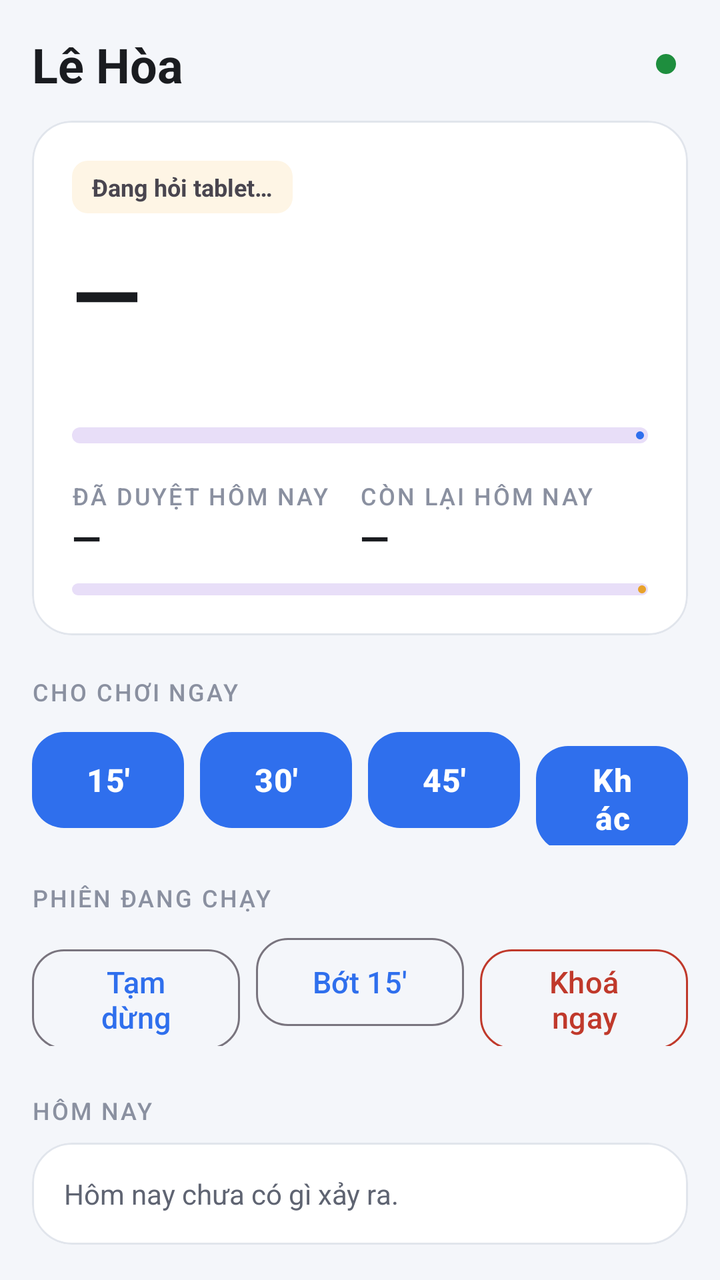
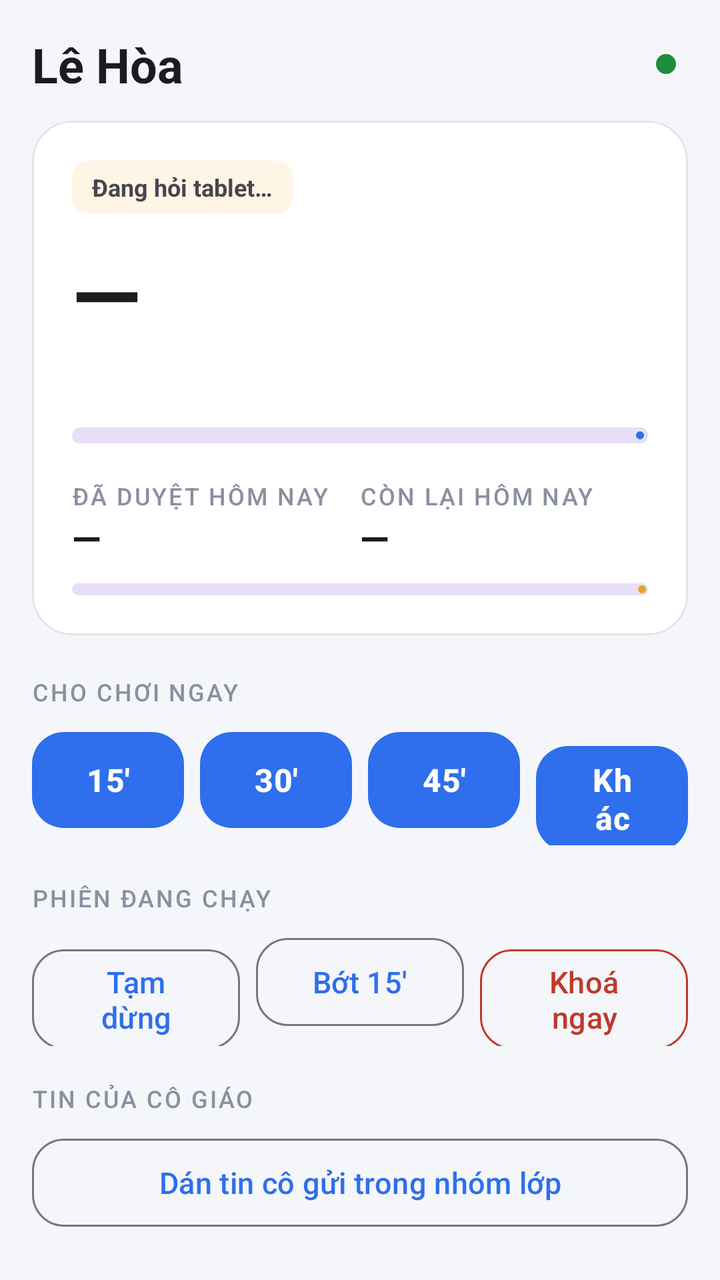

Screens rendered from an Android XML layout before and after an edit, with the pre-edit source and the edit as a unified diff.
<!-- AndroidManifest.xml: application theme Theme.BangDieuKhien -->
<!-- res/layout/fragment_bang.xml -->
<?xml version="1.0" encoding="utf-8"?>
<ScrollView xmlns:android="http://schemas.android.com/apk/res/android"
    xmlns:app="http://schemas.android.com/apk/res-auto"
    android:layout_width="match_parent"
    android:layout_height="match_parent"
    android:fillViewport="true"
    android:scrollbars="none">

    <LinearLayout
        android:layout_width="match_parent"
        android:layout_height="wrap_content"
        android:orientation="vertical"
        android:padding="16dp">

        
        <LinearLayout
            android:layout_width="match_parent"
            android:layout_height="wrap_content"
            android:orientation="horizontal"
            android:gravity="center_vertical"
            android:paddingBottom="12dp">

            <TextView
                android:id="@+id/tenCon"
                android:layout_width="0dp"
                android:layout_height="wrap_content"
                android:layout_weight="1"
                android:text="@string/child_name"
                android:textAppearance="@style/TextAppearance.Material3.HeadlineSmall"
                android:textColor="@color/ink"
                android:textStyle="bold" />

            <View
                android:id="@+id/chamSong"
                android:layout_width="10dp"
                android:layout_height="10dp"
                android:layout_marginEnd="6dp"
                android:background="@drawable/cham" />

            <TextView
                android:id="@+id/pinMay"
                android:layout_width="wrap_content"
                android:layout_height="wrap_content"
                android:textColor="@color/ink_soft"
                android:textSize="13sp" />
        </LinearLayout>

        
        <com.google.android.material.card.MaterialCardView
            android:id="@+id/theCanhBao"
            style="@style/The"
            android:layout_width="match_parent"
            android:layout_height="wrap_content"
            android:layout_marginBottom="12dp"
            android:visibility="gone"
            app:cardBackgroundColor="@color/alert_soft"
            app:strokeColor="@color/alert">

            <TextView
                android:id="@+id/chuCanhBao"
                android:layout_width="match_parent"
                android:layout_height="wrap_content"
                android:padding="16dp"
                android:textColor="@color/alert"
                android:textSize="14sp"
                android:lineSpacingExtra="3dp" />
        </com.google.android.material.card.MaterialCardView>

        
        <com.google.android.material.card.MaterialCardView
            style="@style/The"
            android:layout_width="match_parent"
            android:layout_height="wrap_content">

            <LinearLayout
                android:layout_width="match_parent"
                android:layout_height="wrap_content"
                android:orientation="vertical"
                android:padding="20dp">

                <TextView
                    android:id="@+id/nhanTrangThai"
                    android:layout_width="wrap_content"
                    android:layout_height="wrap_content"
                    android:background="@drawable/vien_nhan"
                    android:paddingHorizontal="10dp"
                    android:paddingVertical="5dp"
                    android:textSize="12sp"
                    android:textStyle="bold"
                    android:text="@string/bang_dang_hoi" />

                
                <TextView
                    android:id="@+id/dangMo"
                    android:layout_width="match_parent"
                    android:layout_height="wrap_content"
                    android:layout_marginTop="8dp"
                    android:textColor="@color/ink"
                    android:textSize="14sp"
                    android:visibility="gone" />

                <TextView
                    android:id="@+id/dongHo"
                    style="@style/Chu.So"
                    android:layout_width="wrap_content"
                    android:layout_height="wrap_content"
                    android:layout_marginTop="10dp"
                    android:text="@string/bang_gach" />

                <TextView
                    android:id="@+id/duoiDongHo"
                    android:layout_width="match_parent"
                    android:layout_height="wrap_content"
                    android:layout_marginTop="2dp"
                    android:textColor="@color/ink_soft"
                    android:textSize="14sp" />

                <com.google.android.material.progressindicator.LinearProgressIndicator
                    android:id="@+id/thanhPhien"
                    android:layout_width="match_parent"
                    android:layout_height="wrap_content"
                    android:layout_marginTop="16dp"
                    app:trackCornerRadius="4dp"
                    app:trackThickness="8dp" />

                
                <LinearLayout
                    android:layout_width="match_parent"
                    android:layout_height="wrap_content"
                    android:layout_marginTop="18dp"
                    android:orientation="horizontal">

                    <LinearLayout
                        android:layout_width="0dp"
                        android:layout_height="wrap_content"
                        android:layout_weight="1"
                        android:orientation="vertical">

                        <TextView
                            style="@style/Chu.Tieu"
                            android:layout_width="wrap_content"
                            android:layout_height="wrap_content"
                            android:text="Đã duyệt hôm nay" />

                        <TextView
                            android:id="@+id/daDuyet"
                            android:layout_width="wrap_content"
                            android:layout_height="wrap_content"
                            android:textColor="@color/ink"
                            android:textSize="19sp"
                            android:textStyle="bold"
                            android:text="@string/bang_gach" />
                    </LinearLayout>

                    <LinearLayout
                        android:layout_width="0dp"
                        android:layout_height="wrap_content"
                        android:layout_weight="1"
                        android:orientation="vertical">

                        <TextView
                            style="@style/Chu.Tieu"
                            android:layout_width="wrap_content"
                            android:layout_height="wrap_content"
                            android:text="Còn lại hôm nay" />

                        <TextView
                            android:id="@+id/conLaiNgay"
                            android:layout_width="wrap_content"
                            android:layout_height="wrap_content"
                            android:textColor="@color/ink"
                            android:textSize="19sp"
                            android:textStyle="bold"
                            android:text="@string/bang_gach" />
                    </LinearLayout>
                </LinearLayout>

                <com.google.android.material.progressindicator.LinearProgressIndicator
                    android:id="@+id/thanhNgay"
                    android:layout_width="match_parent"
                    android:layout_height="wrap_content"
                    android:layout_marginTop="10dp"
                    app:indicatorColor="@color/wait"
                    app:trackCornerRadius="3dp"
                    app:trackThickness="6dp" />
            </LinearLayout>
        </com.google.android.material.card.MaterialCardView>

        
        <com.google.android.material.card.MaterialCardView
            android:id="@+id/theBaiCho"
            style="@style/The"
            android:layout_width="match_parent"
            android:layout_height="wrap_content"
            android:layout_marginTop="12dp"
            android:clickable="true"
            android:focusable="true"
            android:visibility="gone"
            app:cardBackgroundColor="@color/wait_soft"
            app:strokeColor="@color/wait">

            <TextView
                android:id="@+id/chuBaiCho"
                android:layout_width="match_parent"
                android:layout_height="wrap_content"
                android:drawablePadding="12dp"
                android:padding="16dp"
                android:textColor="#7A5200"
                android:textSize="15sp"
                android:textStyle="bold" />
        </com.google.android.material.card.MaterialCardView>

        
        <com.google.android.material.card.MaterialCardView
            android:id="@+id/theViecKet"
            style="@style/The"
            android:layout_width="match_parent"
            android:layout_height="wrap_content"
            android:layout_marginTop="12dp"
            android:clickable="true"
            android:focusable="true"
            android:visibility="gone"
            app:cardBackgroundColor="@color/alert_soft"
            app:strokeColor="@color/alert">

            <TextView
                android:id="@+id/chuViecKet"
                android:layout_width="match_parent"
                android:layout_height="wrap_content"
                android:lineSpacingExtra="3dp"
                android:padding="16dp"
                android:textColor="@color/alert"
                android:textSize="14sp" />
        </com.google.android.material.card.MaterialCardView>

        
        <TextView
            style="@style/Chu.Tieu"
            android:layout_width="wrap_content"
            android:layout_height="wrap_content"
            android:layout_marginTop="20dp"
            android:layout_marginBottom="8dp"
            android:text="Cho chơi ngay" />

        <LinearLayout
            android:layout_width="match_parent"
            android:layout_height="wrap_content"
            android:orientation="horizontal">

            <com.google.android.material.button.MaterialButton
                android:id="@+id/cho15"
                style="@style/Nut.Nhanh"
                android:layout_width="0dp"
                android:layout_height="wrap_content"
                android:layout_marginEnd="8dp"
                android:layout_weight="1"
                android:text="15'" />

            <com.google.android.material.button.MaterialButton
                android:id="@+id/cho30"
                style="@style/Nut.Nhanh"
                android:layout_width="0dp"
                android:layout_height="wrap_content"
                android:layout_marginEnd="8dp"
                android:layout_weight="1"
                android:text="30'" />

            <com.google.android.material.button.MaterialButton
                android:id="@+id/cho45"
                style="@style/Nut.Nhanh"
                android:layout_width="0dp"
                android:layout_height="wrap_content"
                android:layout_marginEnd="8dp"
                android:layout_weight="1"
                android:text="45'" />

            <com.google.android.material.button.MaterialButton
                android:id="@+id/choKhac"
                style="@style/Nut.Nhanh"
                android:layout_width="0dp"
                android:layout_height="wrap_content"
                android:layout_weight="1"
                android:text="Khác" />
        </LinearLayout>

        <TextView
            style="@style/Chu.Tieu"
            android:layout_width="wrap_content"
            android:layout_height="wrap_content"
            android:layout_marginTop="18dp"
            android:layout_marginBottom="8dp"
            android:text="Phiên đang chạy" />

        <LinearLayout
            android:layout_width="match_parent"
            android:layout_height="wrap_content"
            android:orientation="horizontal">

            <com.google.android.material.button.MaterialButton
                android:id="@+id/nutDung"
                style="@style/Nut.Phien"
                android:layout_width="0dp"
                android:layout_height="wrap_content"
                android:layout_marginEnd="8dp"
                android:layout_weight="1"
                android:text="Tạm dừng" />

            <com.google.android.material.button.MaterialButton
                android:id="@+id/nutBot"
                style="@style/Nut.Phien"
                android:layout_width="0dp"
                android:layout_height="wrap_content"
                android:layout_marginEnd="8dp"
                android:layout_weight="1"
                android:text="Bớt 15'" />

            <com.google.android.material.button.MaterialButton
                android:id="@+id/nutKhoa"
                style="@style/Nut.Phien"
                android:layout_width="0dp"
                android:layout_height="wrap_content"
                android:layout_weight="1"
                android:text="Khoá ngay"
                android:textColor="@color/alert"
                app:strokeColor="@color/alert" />
        </LinearLayout>

        
        <TextView
            android:id="@+id/chuGui"
            android:layout_width="match_parent"
            android:layout_height="wrap_content"
            android:layout_marginTop="10dp"
            android:lineSpacingExtra="2dp"
            android:textSize="14sp"
            android:visibility="gone" />

        
        <TextView
            style="@style/Chu.Tieu"
            android:layout_width="wrap_content"
            android:layout_height="wrap_content"
            android:layout_marginTop="24dp"
            android:layout_marginBottom="8dp"
            android:text="@string/bang_nhat_ky" />

        <com.google.android.material.card.MaterialCardView
            style="@style/The"
            android:layout_width="match_parent"
            android:layout_height="wrap_content">

            <TextView
                android:id="@+id/nhatKy"
                android:layout_width="match_parent"
                android:layout_height="wrap_content"
                android:lineSpacingExtra="6dp"
                android:padding="16dp"
                android:textColor="@color/ink_soft"
                android:textSize="14sp"
                android:text="@string/bang_chua_co_gi" />
        </com.google.android.material.card.MaterialCardView>

        
        <TextView
            style="@style/Chu.Tieu"
            android:layout_width="wrap_content"
            android:layout_height="wrap_content"
            android:layout_marginTop="24dp"
            android:layout_marginBottom="8dp"
            android:text="@string/bang_hoi_ai" />

        <com.google.android.material.card.MaterialCardView
            style="@style/The"
            android:layout_width="match_parent"
            android:layout_height="wrap_content">

            <TextView
                android:id="@+id/hoiAi"
                android:layout_width="match_parent"
                android:layout_height="wrap_content"
                android:lineSpacingExtra="4dp"
                android:padding="16dp"
                android:textColor="@color/ink"
                android:textSize="14sp"
                android:textIsSelectable="true"
                android:text="@string/bang_chua_hoi_ai" />
        </com.google.android.material.card.MaterialCardView>

        
        <com.google.android.material.button.MaterialButton
            android:id="@+id/nutMoMay"
            style="@style/Widget.Material3.Button.TextButton"
            android:layout_width="match_parent"
            android:layout_height="wrap_content"
            android:layout_marginTop="16dp"
            android:layout_marginBottom="8dp"
            android:text="Mở toàn bộ máy cho Ba Huy dùng" />
    </LinearLayout>
</ScrollView>
<!-- resources referenced by this layout -->
<resources>
  <color name="alert">#C0392B</color>
  <color name="alert_soft">#FCEBE9</color>
  <color name="ink">#1A1C20</color>
  <color name="ink_soft">#5F6472</color>
  <color name="wait">#E8A22B</color>
  <color name="wait_soft">#FEF5E5</color>
  <!-- drawable cham (drawable) -->
  <shape xmlns:android="http://schemas.android.com/apk/res/android" android:shape="oval">
      <solid android:color="@color/ok" />
      <size android:width="10dp" android:height="10dp" />
  </shape>
  <!-- drawable vien_nhan (drawable) -->
  <shape xmlns:android="http://schemas.android.com/apk/res/android" android:shape="rectangle">
      <solid android:color="@color/wait_soft" />
      <corners android:radius="8dp" />
  </shape>
  <string name="bang_chua_co_gi">Hôm nay chưa có gì xảy ra.</string>
  <string name="bang_chua_hoi_ai">Hôm nay chưa ghi được câu hỏi AI nào.</string>
  <string name="bang_dang_hoi">Đang hỏi tablet…</string>
  <string name="bang_gach">—</string>
  <string name="bang_hoi_ai">Hỏi AI hôm nay</string>
  <string name="bang_nhat_ky">Hôm nay</string>
  <string name="child_name">Lê Hòa</string>
  <style name="Chu.So" parent="TextAppearance.Material3.DisplayMedium">
          <item name="android:textColor">@color/ink</item>
          <item name="android:textStyle">bold</item>
          
          <item name="android:fontFeatureSettings">tnum</item>
      </style>
  <style name="Chu.Tieu" parent="TextAppearance.Material3.LabelLarge">
          <item name="android:textColor">@color/ink_mo</item>
          <item name="android:textSize">12sp</item>
          <item name="android:letterSpacing">0.08</item>
          <item name="android:textAllCaps">true</item>
      </style>
  <style name="Nut.Nhanh" parent="Widget.Material3.Button">
          <item name="android:textSize">16sp</item>
          <item name="android:textStyle">bold</item>
          <item name="android:minHeight">56dp</item>
          <item name="cornerRadius">16dp</item>
      </style>
  <style name="Nut.Phien" parent="Widget.Material3.Button.OutlinedButton">
          <item name="android:textSize">15sp</item>
          <item name="android:minHeight">52dp</item>
          <item name="cornerRadius">16dp</item>
      </style>
  <style name="The" parent="Widget.Material3.CardView.Elevated">
          
          <item name="cardBackgroundColor">@color/surface</item>
          <item name="cardCornerRadius">20dp</item>
          <item name="cardElevation">0dp</item>
          <item name="strokeWidth">1dp</item>
          <item name="strokeColor">@color/line</item>
      </style>
  <style name="Theme.BangDieuKhien" parent="Theme.Material3.Light.NoActionBar">
          <item name="colorPrimary">@color/brand</item>
          <item name="colorOnPrimary">#FFFFFF</item>
          <item name="colorPrimaryContainer">@color/brand_soft</item>
          <item name="colorOnPrimaryContainer">@color/brand_dark</item>
          <item name="android:colorBackground">@color/canvas</item>
          <item name="colorSurface">@color/surface</item>
          <item name="colorOnSurface">@color/ink</item>
          <item name="colorSurfaceContainer">@color/surface</item>
          <item name="android:statusBarColor">@color/canvas</item>
          <item name="android:navigationBarColor">@color/surface</item>
          <item name="android:windowLightStatusBar">true</item>
          <item name="android:windowLightNavigationBar">true</item>
      </style>
  <color name="ok">#1E8E3E</color>
  <color name="ink_mo">#8A90A0</color>
  <color name="surface">#FFFFFF</color>
  <color name="line">#E1E5EC</color>
  <color name="brand">#2F6FED</color>
  <color name="brand_soft">#E8F0FE</color>
  <color name="brand_dark">#1B4FC0</color>
  <color name="canvas">#F4F6FA</color>
</resources>

<!-- the commit's change to res/layout/fragment_bang.xml (unified diff, before → after) -->
@@ -327,6 +327,22 @@
 
         
         <TextView
+            style="@style/Chu.Tieu"
+            android:layout_width="wrap_content"
+            android:layout_height="wrap_content"
+            android:layout_marginTop="18dp"
+            android:layout_marginBottom="8dp"
+            android:text="Tin của cô giáo" />
+
+        <com.google.android.material.button.MaterialButton
+            android:id="@+id/nutTinCo"
+            style="@style/Nut.Phien"
+            android:layout_width="match_parent"
+            android:layout_height="wrap_content"
+            android:text="Dán tin cô gửi trong nhóm lớp" />
+
+        
+        <TextView
             android:id="@+id/chuGui"
             android:layout_width="match_parent"
             android:layout_height="wrap_content"
